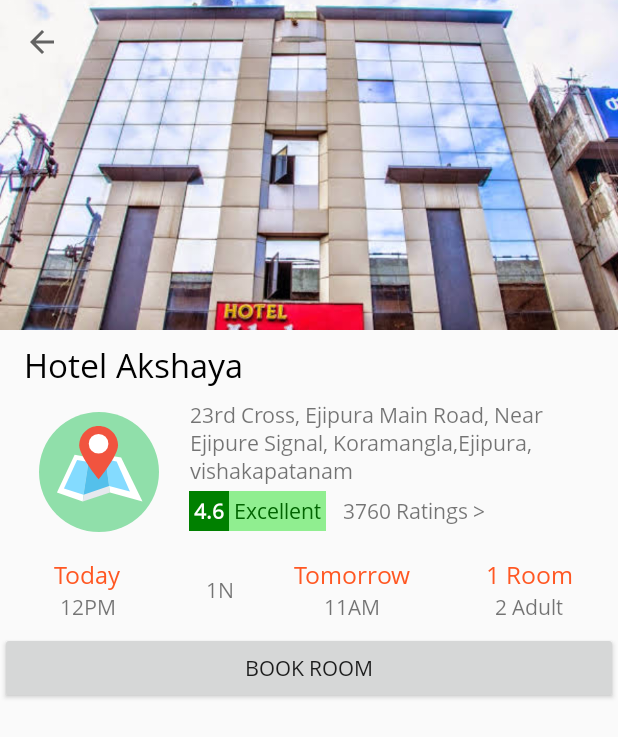
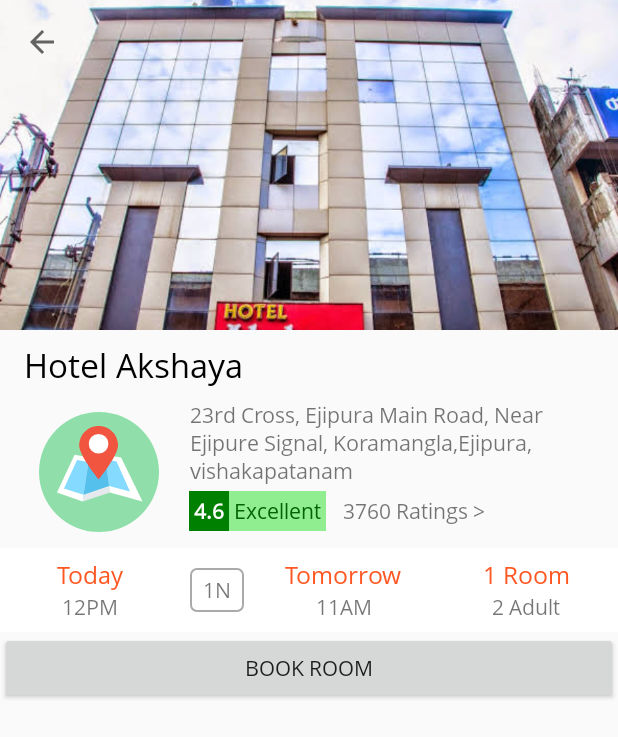
Before and after one commit to anyemiuser/OmOwner-master-110819-1131, an Android app: the HotelActivity screen opened directly, with no data from a screen before it, on a phone screen of 412 x 824 dp. Shown: the top 737 px of the screen. Run offline under Robolectric (Android 15) with nearby library versions, the phone set to English and light mode, and no system bars; pictures from the network do not load.

Commit message:
add square border for No of nights textview

```diff
--- /dev/null
+++ b/app/src/main/res/drawable/square_background.xml
@@ -0,0 +1,13 @@
+<?xml version="1.0" encoding="utf-8"?>
+<shape xmlns:android="http://schemas.android.com/apk/res/android">
+    <stroke
+        android:width="1dp"
+        android:color="@android:color/darker_gray" />
+    <padding
+        android:bottom="5dp"
+        android:left="5dp"
+        android:right="5dp"
+        android:top="5dp" />
+    <corners android:radius="4dp" />
+    <solid android:color="@android:color/transparent" />
+</shape>
--- a/app/src/main/res/layout/checkin_checkout.xml
+++ b/app/src/main/res/layout/checkin_checkout.xml
@@ -2,10 +2,9 @@
 <LinearLayout xmlns:android="http://schemas.android.com/apk/res/android"
     android:layout_width="match_parent"
     android:layout_height="56dp"
-    xmlns:app="http://schemas.android.com/apk/res-auto"
-    xmlns:tools="http://schemas.android.com/tools"
-    android:orientation="horizontal"
-    >
+    android:background="@android:color/white"
+    android:orientation="horizontal">
+
     <LinearLayout
         android:id="@+id/check_in_layout"
         android:layout_width="0dp"
@@ -33,8 +32,12 @@
     <TextView
         android:id="@+id/no_of_nights"
         android:layout_width="0dp"
-        android:layout_height="match_parent"
-        android:layout_weight="0.5"
+        android:layout_height="wrap_content"
+        android:layout_gravity="center"
+        android:layout_margin="6dp"
+        android:layout_weight="0.3"
+        android:background="@drawable/square_background"
+        android:elevation="5dp"
         android:gravity="center"
         android:text="1N" />
 
```
Also changed, not shown: app/src/main/java/com/anyemi/omrooms/Fragments/HomeFragment.java (+8 -2 lines), app/src/main/res/layout/activity_search.xml (+9 -2 lines).
